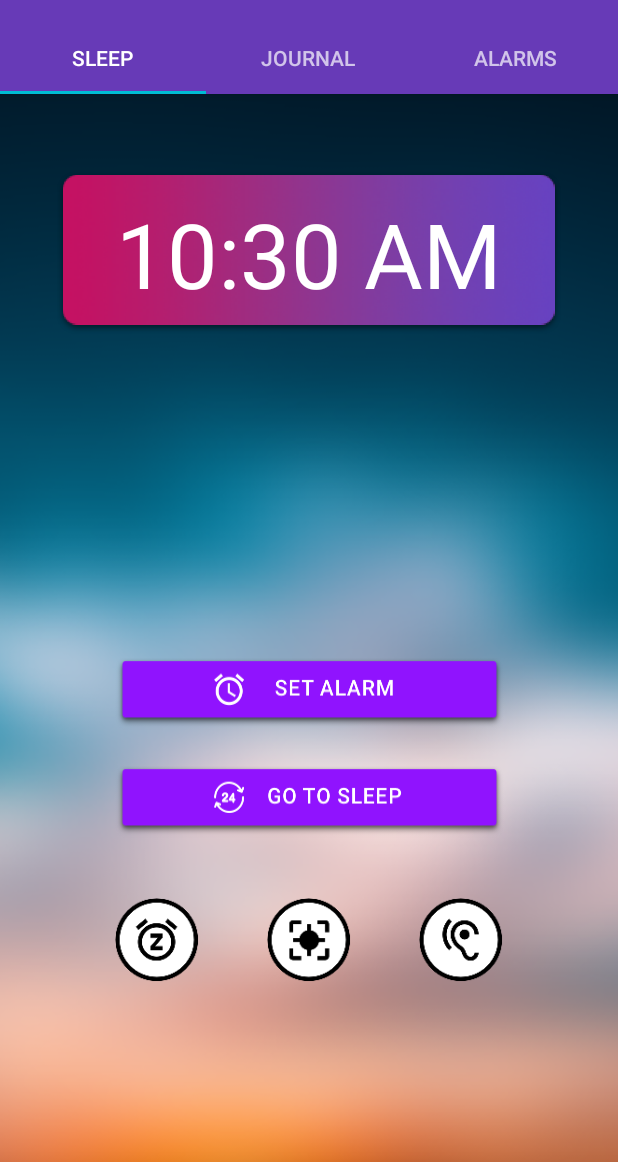
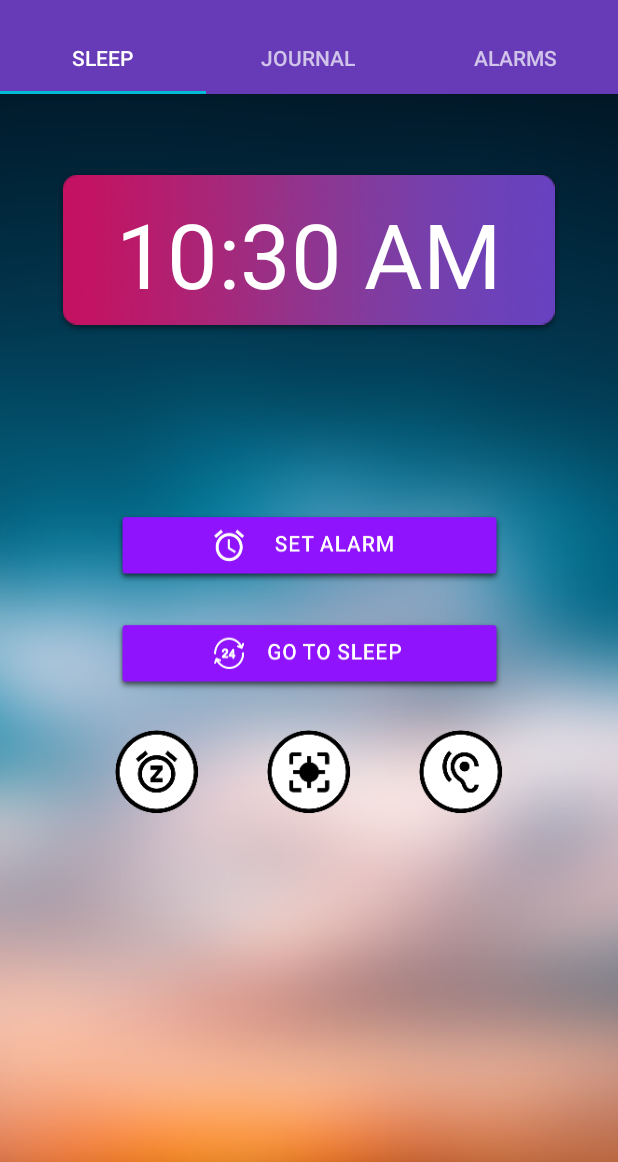
Before and after one commit to ryanulep/siestazzz, an Android app: the screen it shows after launch (MainActivity), on a phone screen of 412 x 824 dp, the part 74-1236 px from its top. Run offline under Robolectric (Android 15) with nearby library versions, the phone set to English and light mode, and no system bars.

Commit message:
Fixed alarm view, formatted dates, adjusted layouts

```diff
--- a/mobile/src/main/java/com/ucr/buzuka/siestazzz/ViewPagerFragment_AlarmList.java
+++ b/mobile/src/main/java/com/ucr/buzuka/siestazzz/ViewPagerFragment_AlarmList.java
@@ -69,7 +69,7 @@ public class ViewPagerFragment_AlarmList extends Fragment {
 
         // bind is used to attach personal information to each list_item_alarm.
         public void bind(Alarm alarm) {
-            SimpleDateFormat dateFormat = new SimpleDateFormat("EEEE, MMM. d - H:mm a");
+            SimpleDateFormat dateFormat = new SimpleDateFormat("EEEE, MMMM d -- h:mm a");
 
             mAlarm = alarm;
             mTitleTextView.setText(mAlarm.getTitle());
--- a/mobile/src/main/res/layout/dialog_date.xml
+++ b/mobile/src/main/res/layout/dialog_date.xml
@@ -4,5 +4,4 @@
     android:layout_width="match_parent"
     android:layout_height="match_parent"
     android:calendarViewShown="false">
-
 </DatePicker>
--- a/mobile/src/main/res/layout/fragment_main.xml
+++ b/mobile/src/main/res/layout/fragment_main.xml
@@ -7,37 +7,6 @@
     android:background="@drawable/mainbackground">
 
     <!-- TODO: In setAlarmButton replace "@drawable/setalarm" with "@drawable/alarms"-->
-    <Button
-        android:id="@+id/setAlarmButton"
-        android:layout_width="wrap_content"
-        android:layout_height="wrap_content"
-        android:layout_alignEnd="@+id/timeView"
-        android:layout_below="@+id/timeView"
-        android:layout_marginBottom="24dp"
-        android:layout_marginEnd="24dp"
-        android:layout_marginStart="24dp"
-        android:background="@drawable/setalarm"
-        android:onClick="SetAlarm"
-        app:layout_constraintBottom_toTopOf="@+id/sleepButton"
-        app:layout_constraintEnd_toEndOf="parent"
-        app:layout_constraintStart_toStartOf="parent"
-        app:layout_constraintTop_toBottomOf="@+id/timeView"
-        app:layout_constraintVertical_chainStyle="packed" />
-
-    <Button
-        android:id="@+id/sleepButton"
-        android:layout_width="wrap_content"
-        android:layout_height="wrap_content"
-        android:layout_alignEnd="@+id/timeView"
-        android:layout_below="@+id/timeView"
-        android:layout_marginEnd="24dp"
-        android:layout_marginStart="24dp"
-        android:background="@drawable/sleepbutton"
-        android:onClick="GoToSleep"
-        app:layout_constraintBottom_toBottomOf="parent"
-        app:layout_constraintEnd_toEndOf="parent"
-        app:layout_constraintStart_toStartOf="parent"
-        app:layout_constraintTop_toBottomOf="@+id/setAlarmButton" />
 
     <ImageView
         android:id="@+id/timeView"
@@ -71,47 +40,72 @@
         android:id="@+id/linearLayout2"
         android:layout_width="wrap_content"
         android:layout_height="wrap_content"
-        android:layout_marginEnd="8dp"
-        android:layout_marginStart="8dp"
-        android:layout_marginTop="40dp"
+        android:layout_marginEnd="16dp"
+        android:layout_marginStart="16dp"
+        android:layout_marginTop="120dp"
+        android:gravity="center_horizontal"
+        android:orientation="vertical"
+        app:layout_constraintEnd_toEndOf="parent"
+        app:layout_constraintStart_toStartOf="parent"
+        app:layout_constraintTop_toBottomOf="@+id/timeView">
+
+        <Button
+            android:id="@+id/setAlarmButton"
+            android:layout_width="wrap_content"
+            android:layout_height="wrap_content"
+            android:layout_marginBottom="24dp"
+            android:background="@drawable/setalarm"
+            android:onClick="SetAlarm"
+            app:layout_constraintBottom_toTopOf="@+id/sleepButton"
+            app:layout_constraintEnd_toEndOf="parent"
+            app:layout_constraintStart_toStartOf="parent"
+            app:layout_constraintTop_toBottomOf="@+id/timeView"
+            app:layout_constraintVertical_chainStyle="packed" />
+
+        <Button
+            android:id="@+id/sleepButton"
+            android:layout_width="wrap_content"
+            android:layout_height="wrap_content"
+            android:layout_marginBottom="24dp"
+            android:background="@drawable/sleepbutton"
+            android:onClick="GoToSleep"
+            app:layout_constraintBottom_toBottomOf="parent"
+            app:layout_constraintEnd_toEndOf="parent"
+            app:layout_constraintStart_toStartOf="parent"
+            app:layout_constraintTop_toBottomOf="@+id/setAlarmButton" />
+
+        <LinearLayout
+            android:id="@+id/settingButtons"
+            android:layout_width="match_parent"
+            android:layout_height="wrap_content"
             android:gravity="center_horizontal"
             app:layout_constraintEnd_toEndOf="parent"
-        app:layout_constraintStart_toStartOf="parent"
-        app:layout_constraintTop_toBottomOf="@+id/sleepButton">
+            app:layout_constraintStart_toStartOf="parent">
 
             <Button
                 android:id="@+id/smart_alarm_button"
                 android:layout_width="56dp"
                 android:layout_height="56dp"
                 android:background="@drawable/smartalarm_disabled"
-            android:onClick="SmartAlarmClick"
-            app:layout_constraintEnd_toStartOf="@+id/track_movement_button"
-            app:layout_constraintStart_toStartOf="parent"
-            app:layout_constraintTop_toTopOf="parent"
-            android:layout_marginRight="45dp"/>
+                android:onClick="SmartAlarmClick" />
 
             <Button
                 android:id="@+id/track_movement_button"
                 android:layout_width="56dp"
                 android:layout_height="56dp"
-            android:paddingHorizontal="32dp"
+                android:layout_marginLeft="45dp"
+                android:layout_marginRight="45dp"
                 android:background="@drawable/trackmovement_disabled"
-            android:onClick="TrackMovementClicked"
-            app:layout_constraintBottom_toBottomOf="parent"
-            app:layout_constraintEnd_toStartOf="@+id/record_sound_button"
-            app:layout_constraintStart_toEndOf="@+id/smart_alarm_button"
-            app:layout_constraintTop_toTopOf="parent" />
+                android:onClick="TrackMovementClicked" />
 
             <Button
                 android:id="@+id/record_sound_button"
                 android:layout_width="56dp"
                 android:layout_height="56dp"
                 android:background="@drawable/recordsound_disabled"
-            android:onClick="RecordSoundClicked"
-            app:layout_constraintEnd_toEndOf="parent"
-            app:layout_constraintStart_toEndOf="@+id/track_movement_button"
-            app:layout_constraintTop_toTopOf="@+id/track_movement_button"
-            android:layout_marginLeft="45dp"/>
+                android:onClick="RecordSoundClicked" />
+
+        </LinearLayout>
 
     </LinearLayout>
 
```
Also changed, not shown: mobile/src/main/res/layout/list_item_alarm.xml (+26 -20 lines), mobile/src/main/res/drawable-hdpi/alarmicon.png (added), mobile/src/main/res/drawable-mdpi/alarmicon.png (added), mobile/src/main/res/drawable-xhdpi/alarmicon.png (added), mobile/src/main/res/drawable-xxhdpi/alarmicon.png (added), mobile/src/main/res/drawable-xxxhdpi/alarmicon.png (added). Lines whose indentation alone changed are shown as unchanged.
